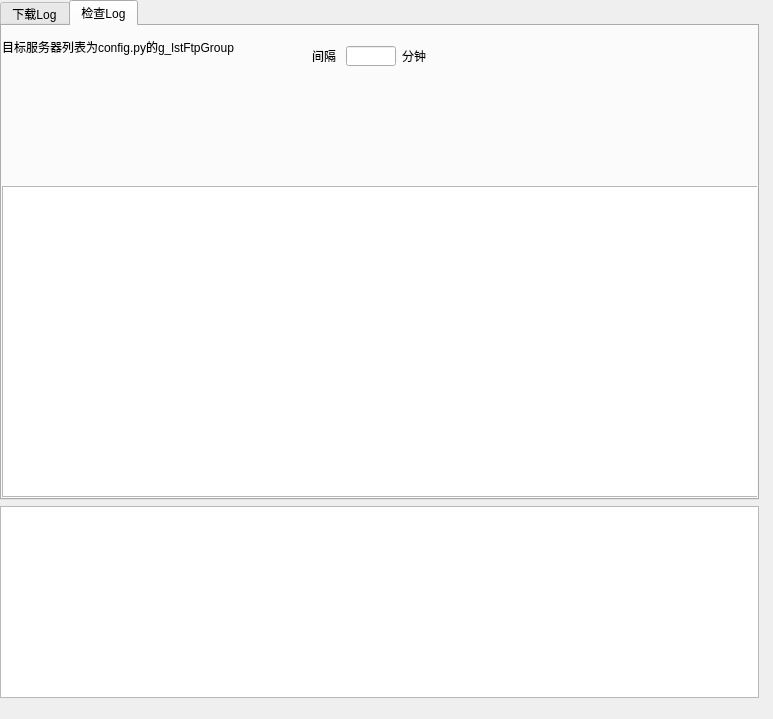
Old version of the form python/demo/xPyQTDemo/ui/DlgLog.ui in the repository sunnybug/sunnybug.
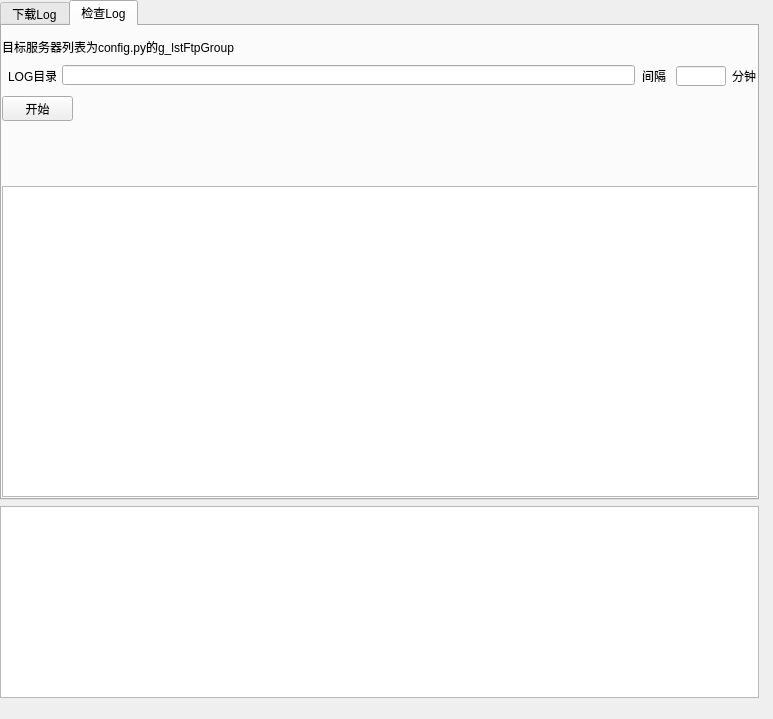
New version of the form. The open tabs and pages were chosen to show the change.

Patch:
```diff
--- a/python/demo/xPyQTDemo/ui/DlgLog.ui
+++ b/python/demo/xPyQTDemo/ui/DlgLog.ui
@@ -353,8 +353,8 @@
        <widget class="QLabel" name="label_6">
         <property name="geometry">
          <rect>
-          <x>400</x>
-          <y>20</y>
+          <x>730</x>
+          <y>40</y>
           <width>24</width>
           <height>20</height>
          </rect>
@@ -366,8 +366,8 @@
        <widget class="QLabel" name="label_7">
         <property name="geometry">
          <rect>
-          <x>310</x>
-          <y>20</y>
+          <x>640</x>
+          <y>40</y>
           <width>31</width>
           <height>20</height>
          </rect>
@@ -379,8 +379,8 @@
        <widget class="QLineEdit" name="edtDownSpeed_2">
         <property name="geometry">
          <rect>
-          <x>344</x>
-          <y>20</y>
+          <x>674</x>
+          <y>40</y>
           <width>50</width>
           <height>20</height>
          </rect>
@@ -401,6 +401,48 @@
          <string/>
         </property>
        </widget>
+       <widget class="QLineEdit" name="edtCheckLogPath">
+        <property name="geometry">
+         <rect>
+          <x>60</x>
+          <y>39</y>
+          <width>573</width>
+          <height>20</height>
+         </rect>
+        </property>
+       </widget>
+       <widget class="QLabel" name="label_8">
+        <property name="geometry">
+         <rect>
+          <x>6</x>
+          <y>30</y>
+          <width>48</width>
+          <height>39</height>
+         </rect>
+        </property>
+        <property name="text">
+         <string>LOG目录:</string>
+        </property>
+       </widget>
+       <widget class="QPushButton" name="btnCheckLog">
+        <property name="enabled">
+         <bool>true</bool>
+        </property>
+        <property name="geometry">
+         <rect>
+          <x>0</x>
+          <y>70</y>
+          <width>71</width>
+          <height>25</height>
+         </rect>
+        </property>
+        <property name="text">
+         <string>开始</string>
+        </property>
+        <property name="checkable">
+         <bool>false</bool>
+        </property>
+       </widget>
       </widget>
      </widget>
     </item>
```
Left out of the diff: 89 changed lines with no effect on the pictures.
